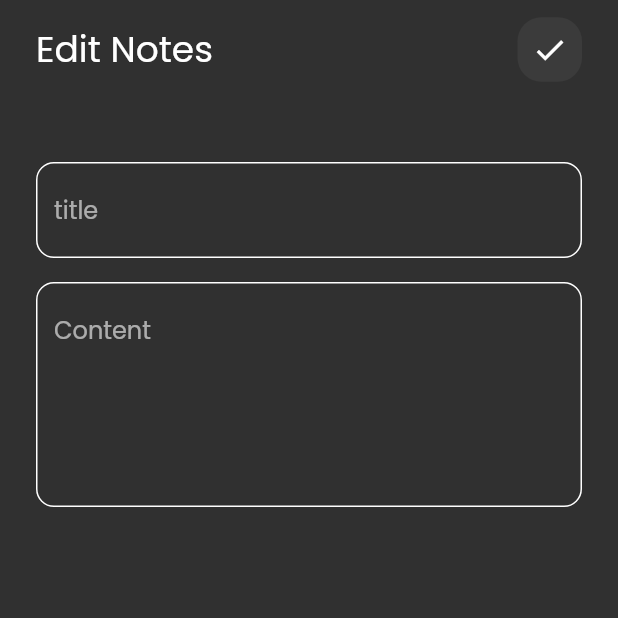
After one commit to AyaNady17/notes_app, a Flutter app: the screen it shows after launch, after a tap on "Flutter Tips", on a phone screen of 412 x 824 dp, the top half of it. The commit adds this screen. Run offline on Flutter 3.47's test engine with Material 2 defaults, Android fonts, the phone set to English and light mode, and no system bars; our stand-ins replace font_awesome_flutter.

Commit message:
created Edit Note View

```diff
--- a/lib/Widgets/custom_appbar.dart
+++ b/lib/Widgets/custom_appbar.dart
@@ -1,22 +1,30 @@
 import 'package:flutter/material.dart';
-import 'package:notes_app/Widgets/custom_search_icon.dart';
 
 class CustomAppBar extends StatelessWidget {
-  const CustomAppBar({super.key});
+  const CustomAppBar({super.key, this.title = "Notes", required this.icon});
+  final String title;
+  final Icon icon;
 
   @override
   Widget build(BuildContext context) {
-    return const Row(
+    return Row(
       children: [
-        SizedBox(
+        const SizedBox(
           height: 50,
         ),
         Text(
-          "Notes",
-          style: TextStyle(fontSize: 24),
+          title,
+          style: const TextStyle(fontSize: 24),
         ),
-        Spacer(),
-        CustomSearchIcon(),
+        const Spacer(),
+        Container(
+          height: 43,
+          width: 43,
+          decoration: BoxDecoration(
+              color: Colors.white.withOpacity(0.05),
+              borderRadius: BorderRadius.circular(16)),
+          child: icon,
+        ),
       ],
     );
   }
--- a/lib/Widgets/custom_textfield.dart
+++ b/lib/Widgets/custom_textfield.dart
@@ -2,10 +2,10 @@ import 'package:flutter/material.dart';
 import 'package:notes_app/constants.dart';
 
 class CustomTextField extends StatelessWidget {
-  CustomTextField({super.key, required this.hintText, this.maxLines = 1});
+  const CustomTextField({super.key, required this.hintText, this.maxLines = 1});
 
-  String hintText;
-  int maxLines;
+  final String hintText;
+  final int maxLines;
 
   @override
   Widget build(BuildContext context) {
--- a/lib/Widgets/note_item.dart
+++ b/lib/Widgets/note_item.dart
@@ -1,12 +1,19 @@
 import 'package:flutter/material.dart';
 import 'package:font_awesome_flutter/font_awesome_flutter.dart';
+import 'package:notes_app/views/edite_note_view.dart';
 
 class NotesItem extends StatelessWidget {
   const NotesItem({super.key});
 
   @override
   Widget build(BuildContext context) {
-    return Container(
+    return GestureDetector(
+      onTap: () {
+        Navigator.push(context, MaterialPageRoute(builder: (context) {
+          return const EditNoteView();
+        }));
+      },
+      child: Container(
         padding: const EdgeInsets.only(top: 24, bottom: 24, left: 12),
         decoration: BoxDecoration(
           color: const Color(0xffFFCC80),
@@ -38,12 +45,13 @@ class NotesItem extends StatelessWidget {
               padding: const EdgeInsets.only(right: 24),
               child: Text(
                 "sep 6,2023",
-              style:
-                  TextStyle(fontSize: 13, color: Colors.black.withOpacity(0.4)),
+                style: TextStyle(
+                    fontSize: 13, color: Colors.black.withOpacity(0.4)),
               ),
             ),
           ],
         ),
+      ),
     );
   }
 }
--- a/lib/Widgets/notes_view_body.dart
+++ b/lib/Widgets/notes_view_body.dart
@@ -14,7 +14,9 @@ class NotesViewBody extends StatelessWidget {
       padding: EdgeInsets.symmetric(horizontal: 24, vertical: 8),
       child: Column(
         children: [
-          CustomAppBar(),
+          CustomAppBar(
+            icon: Icon(Icons.search),
+          ),
           Expanded(child: NotesListView()),
         ],
       ),
--- /dev/null
+++ b/lib/views/edite_note_view.dart
@@ -0,0 +1,35 @@
+import 'package:flutter/material.dart';
+import 'package:notes_app/Widgets/custom_appbar.dart';
+import 'package:notes_app/Widgets/custom_textfield.dart';
+
+class EditNoteView extends StatelessWidget {
+  const EditNoteView({super.key});
+
+  @override
+  Widget build(BuildContext context) {
+    return Scaffold(
+      body: Padding(
+        padding: EdgeInsets.symmetric(horizontal: 24, vertical: 8),
+        child: Column(
+          children: [
+            CustomAppBar(
+              title: "Edit Notes",
+              icon: Icon(Icons.done),
+            ),
+            SizedBox(
+              height: 50,
+            ),
+            CustomTextField(hintText: 'title'),
+            SizedBox(
+              height: 16,
+            ),
+            CustomTextField(
+              hintText: 'Content',
+              maxLines: 5,
+            )
+          ],
+        ),
+      ),
+    );
+  }
+}
```
Also changed, not shown: lib/Widgets/custom_search_icon.dart (deleted, +0 -17 lines). Lines whose indentation alone changed are shown as unchanged.
